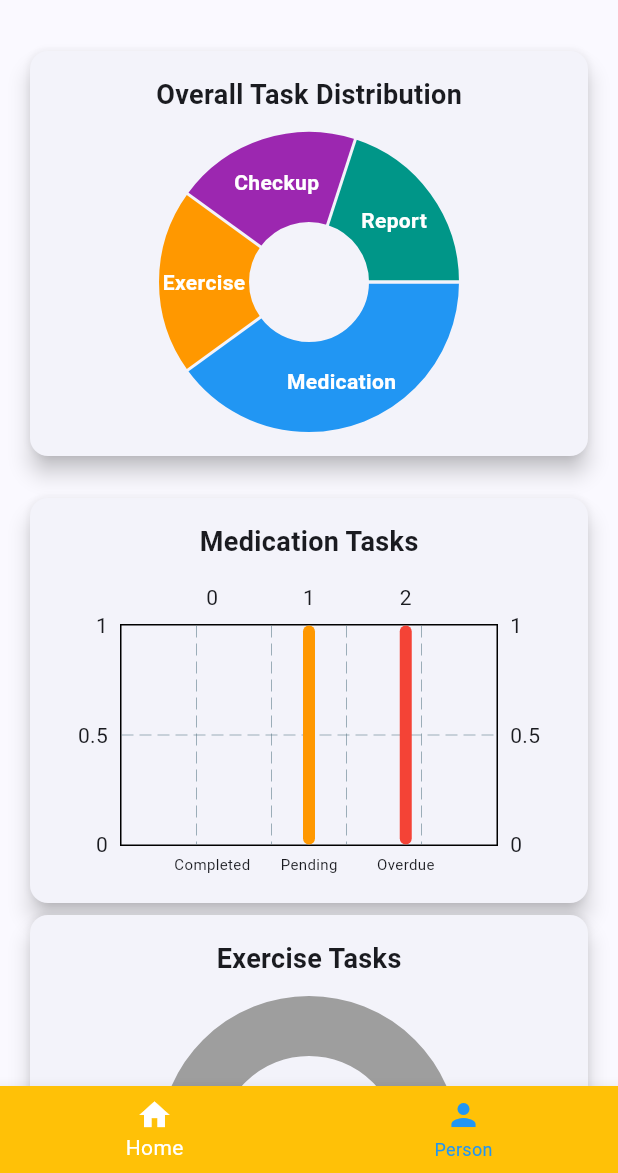
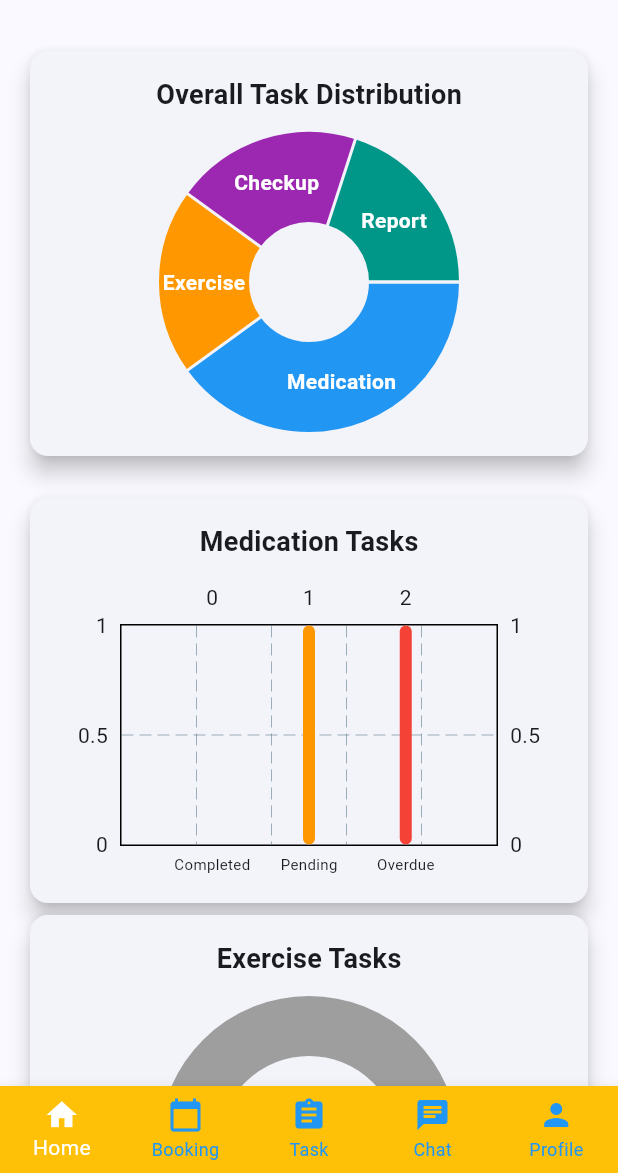
Before and after one commit to Rabindra-Bhattarai/nepalink, a Flutter app: the ButtonNavigationScreen screen opened directly, on a phone screen of 412 x 824 dp, the part 63-1236 px from its top. Run offline on Flutter 3.47's test engine with Material 3 defaults, Android fonts, the phone set to English and light mode, and no system bars; drawn by our look-alikes of fl_chart; our stand-ins replace connectivity_plus, dartz, dio, equatable, flutter_riverpod, flutter_secure_storage and 5 more; missing offline and left inert: dio_smart_retry; accounts and stored records are empty.

Commit message:
button navigation

```diff
--- a/lib/features/Navigation/button_navigation_screen.dart
+++ b/lib/features/Navigation/button_navigation_screen.dart
@@ -1,7 +1,8 @@
 import 'package:flutter/material.dart';
-// import 'package:nepalink/screens/button_screen/about_screen.dart';
-// import 'package:nepalink/screens/button_screen/card_screen.dart';
 import 'package:nepalink/features/button_screen/home_screen.dart';
+import 'package:nepalink/features/button_screen/booking_page.dart';
+import 'package:nepalink/features/button_screen/task_page.dart';
+import 'package:nepalink/features/button_screen/chat_page.dart';
 import 'package:nepalink/features/dashboard/presentation/pages/profile_screen.dart';
 
 class ButtonNavigationScreen extends StatefulWidget {
@@ -14,27 +15,31 @@ class ButtonNavigationScreen extends StatefulWidget {
 class _ButtonNavigationScreenState extends State<ButtonNavigationScreen> {
   int _selectedIndex = 0;
 
-  List<Widget> lstBottomScreen = [
+  // Screens for each tab
+  final List<Widget> lstBottomScreen = [
     const HomeScreen(),
-    // const CardScreen(),
+    const BookingPage(),
+    const TaskPage(),
+    const ChatPage(),
     const ProfileScreen(),
-    // const AboutScreen(),
   ];
+
   @override
   Widget build(BuildContext context) {
     return Scaffold(
-      appBar: AppBar(title: Text("Dashboard")),
+      appBar: AppBar(title: const Text("Dashboard")),
       body: lstBottomScreen[_selectedIndex],
       bottomNavigationBar: BottomNavigationBar(
         type: BottomNavigationBarType.fixed,
         items: const [
           BottomNavigationBarItem(icon: Icon(Icons.home), label: 'Home'),
-          // BottomNavigationBarItem(
-          //   icon: Icon(Icons.shopping_bag),
-          //   label: 'Shopping',
-          //),
-          BottomNavigationBarItem(icon: Icon(Icons.person), label: 'Person'),
-          // BottomNavigationBarItem(icon: Icon(Icons.settings), label: 'Setting'),
+          BottomNavigationBarItem(
+            icon: Icon(Icons.calendar_today),
+            label: 'Booking',
+          ),
+          BottomNavigationBarItem(icon: Icon(Icons.assignment), label: 'Task'),
+          BottomNavigationBarItem(icon: Icon(Icons.chat), label: 'Chat'),
+          BottomNavigationBarItem(icon: Icon(Icons.person), label: 'Profile'),
         ],
         backgroundColor: Colors.amber,
         selectedItemColor: Colors.white,
```
